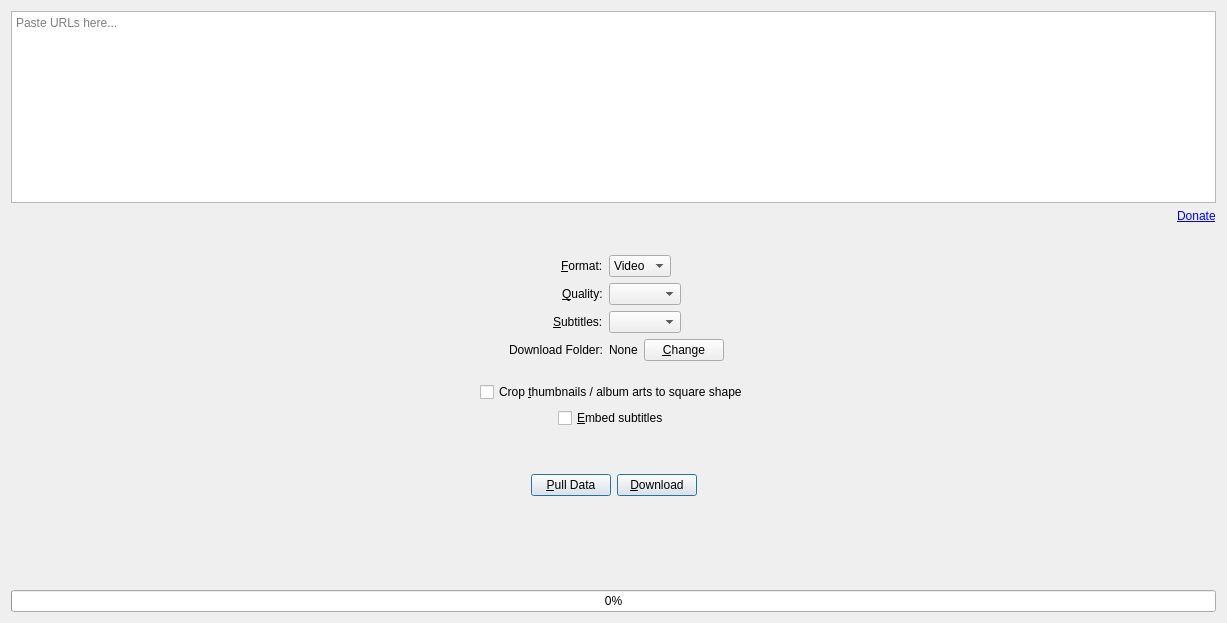
This is src/designer/tab.ui in markop404/media-downloader as Qt 5 draws it before an edit. The edited form follows.
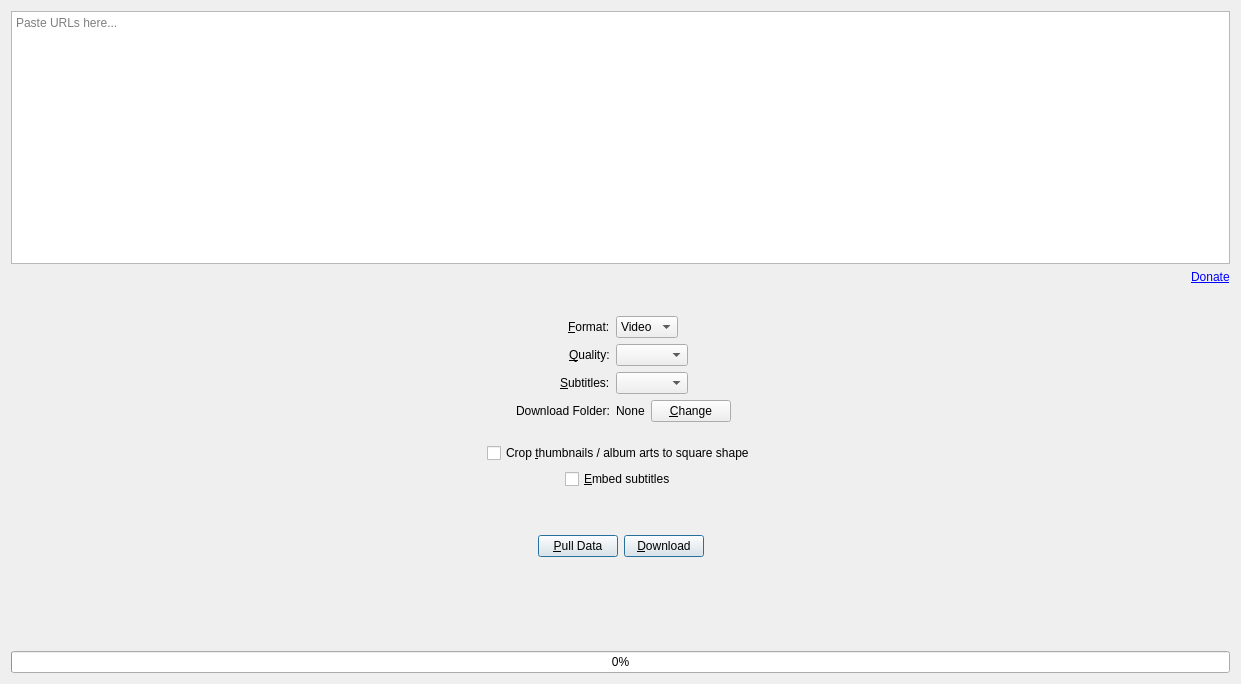
This is the edited form. Icons and pictures are not drawn. Custom widgets are drawn as their Qt base class.

The edit to the form file:
```diff
--- a/src/designer/tab.ui
+++ b/src/designer/tab.ui
@@ -2,6 +2,14 @@
 <ui version="4.0">
  <class>Tab</class>
  <widget class="QWidget" name="Tab">
+  <property name="geometry">
+   <rect>
+    <x>0</x>
+    <y>0</y>
+    <width>1241</width>
+    <height>684</height>
+   </rect>
+  </property>
   <layout class="QVBoxLayout" name="verticalLayout">
    <item>
     <widget class="QPlainTextEdit" name="plainTextEdit">
@@ -437,6 +445,18 @@
    </item>
   </layout>
  </widget>
+ <customwidgets>
+  <customwidget>
+   <class>PlainTextEdit</class>
+   <extends>QPlainTextEdit</extends>
+   <header>custom_widgets.plaintextedit</header>
+  </customwidget>
+  <customwidget>
+   <class>ComboBox</class>
+   <extends>QComboBox</extends>
+   <header>custom_widgets.combobox</header>
+  </customwidget>
+ </customwidgets>
  <resources/>
  <connections/>
 </ui>
```
Left out of the diff: 8 changed lines with no effect on the pictures.
